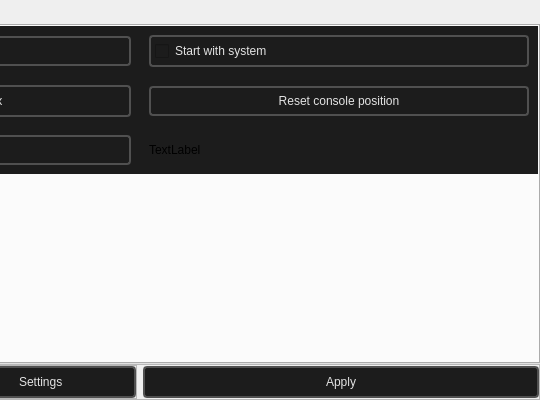
dertwist/Hammer5Tools, file preferences.ui: the form before one commit; both pictures show x 260 to 800 and y 0 to 400 of the 800 by 400 pixel window.
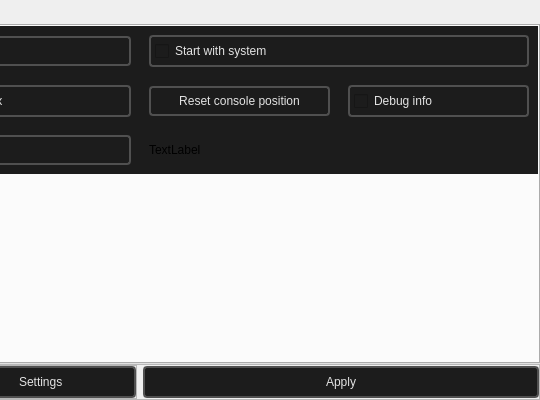
The form after the commit. Icons and pictures are not drawn.

Commit message: Added Debug info checkbox in the settings

What changed in the file:
```diff
--- a/preferences.ui
+++ b/preferences.ui
@@ -1111,6 +1111,8 @@
            </widget>
           </item>
           <item>
+           <layout class="QHBoxLayout" name="horizontalLayout_12">
+            <item>
            <widget class="QPushButton" name="reset_console_button">
             <property name="styleSheet">
              <string notr="true">    QLabel {
@@ -1152,6 +1154,60 @@
              <string>Reset console position</string>
             </property>
            </widget>
+            </item>
+            <item>
+             <widget class="QCheckBox" name="checkBox_debug_info">
+              <property name="enabled">
+               <bool>true</bool>
+              </property>
+              <property name="minimumSize">
+               <size>
+                <width>96</width>
+                <height>32</height>
+               </size>
+              </property>
+              <property name="layoutDirection">
+               <enum>Qt::LeftToRight</enum>
+              </property>
+              <property name="styleSheet">
+               <string notr="true">QCheckBox {
+    font: 580 10pt &quot;Segoe UI&quot;;
+    border: 2px solid black;
+    border-radius: 4px;
+    border-color: rgba(80, 80, 80, 255);
+    height:18px;
+    padding-top: 2px;
+    padding-bottom:2px;
+    color: #E3E3E3;
+    background-color: #1C1C1C;
+    padding-left: 4px;
+}
+
+QCheckBox::indicator:unchecked {
+    image: url(://icons/check_box_outline_blank_16dp_9D9D9D_FILL0_wght400_GRAD0_opsz20.svg);
+}
+
+QCheckBox::indicator:checked {
+    image: url(://icons/select_check_box_16dp_9D9D9D_FILL0_wght400_GRAD0_opsz20.svg);
+}
+
+/* -------------------------- */
+
+
+QCheckBox:hover {
+    background-color: #414956;
+    color: white;
+}</string>
+              </property>
+              <property name="text">
+               <string>Debug info</string>
+              </property>
+              <property name="tristate">
+               <bool>false</bool>
+              </property>
+             </widget>
+            </item>
+           </layout>
           </item>
          </layout>
         </widget>
```
Lines whose indentation alone changed are shown as unchanged. The commit also changes 6 other files.
